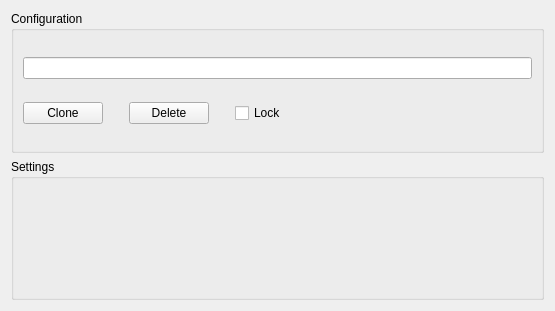
openpilot/OpenPilot, file ground/src/plugins/coreplugin/uavgadgetoptionspage.ui: the form before one commit.
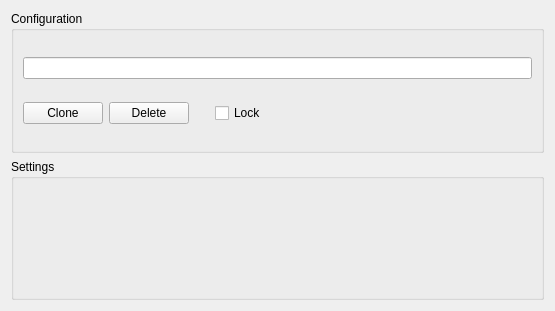
The form after the commit.

```diff
--- a/ground/src/plugins/coreplugin/uavgadgetoptionspage.ui
+++ b/ground/src/plugins/coreplugin/uavgadgetoptionspage.ui
@@ -57,22 +57,6 @@
           </property>
          </widget>
         </item>
-        <item>
-         <spacer name="horizontalSpacer">
-          <property name="orientation">
-           <enum>Qt::Horizontal</enum>
-          </property>
-          <property name="sizeType">
-           <enum>QSizePolicy::Maximum</enum>
-          </property>
-          <property name="sizeHint" stdset="0">
-           <size>
-            <width>20</width>
-            <height>0</height>
-           </size>
-          </property>
-         </spacer>
-        </item>
         <item>
          <widget class="QPushButton" name="deleteButton">
           <property name="sizePolicy">
```
